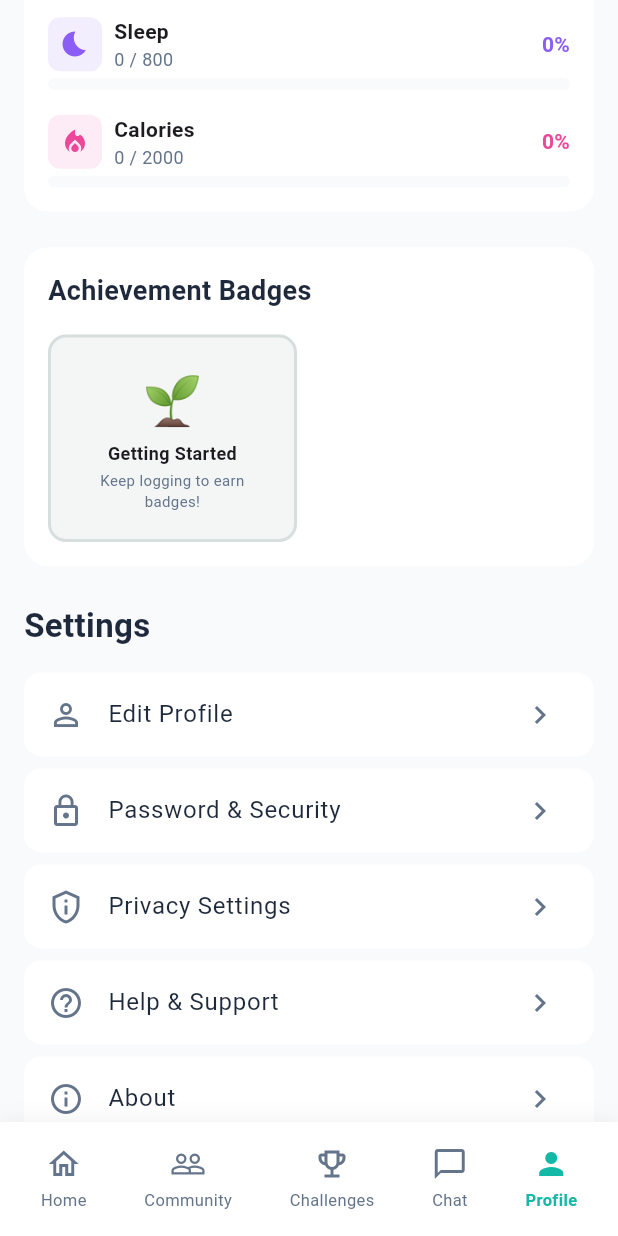
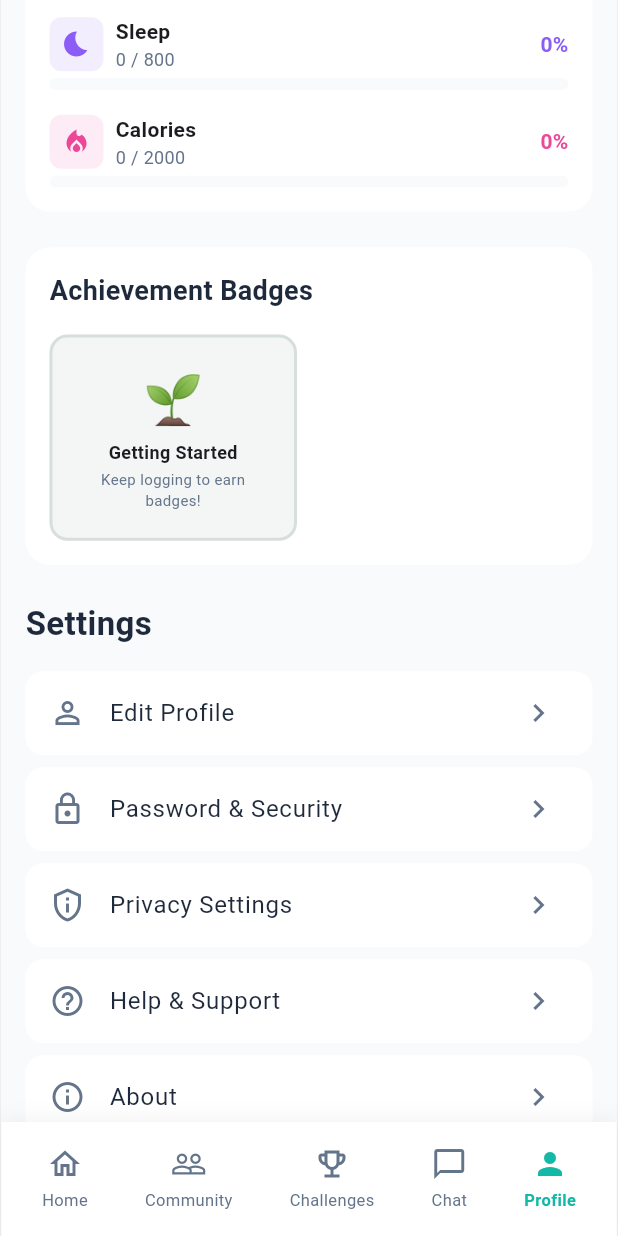
Before and after one commit to pachara-jinnikorn/Health-teen-app, a Flutter app: the screen it shows once a user with an empty profile is signed in, item 5 of the bottom bar chosen, scrolled down 576 dp, on a phone screen of 412 x 824 dp. Run offline on Flutter 3.47's test engine with Material 3 defaults, Android fonts, the phone set to English and light mode, and no system bars; our stand-ins replace cloud_firestore, firebase_auth, firebase_core, fl_chart, qr_flutter, shared_preferences; accounts and stored records are empty; statements that could not run were skipped.

Commit message:
change into mobile viewer

```diff
--- a/lib/main.dart
+++ b/lib/main.dart
@@ -39,6 +39,34 @@ class MyApp extends StatelessWidget {
     return MaterialApp(
       title: 'Health Teen',
       debugShowCheckedModeBanner: false,
+
+      // 👇 1. THIS IS THE NEW PART THAT MAKES IT LOOK LIKE MOBILE
+      builder: (context, child) {
+        return Center(
+          child: ConstrainedBox(
+            constraints: const BoxConstraints(maxWidth: 500), // 📱 Max width 500px
+            child: Container(
+              decoration: BoxDecoration(
+                color: Colors.white, // Ensure background is white
+                boxShadow: [
+                  BoxShadow(
+                    color: Colors.black.withOpacity(0.1),
+                    blurRadius: 20,
+                    spreadRadius: 5,
+                  ),
+                ],
+                border: Border.symmetric(
+                  vertical: BorderSide(color: Colors.grey.shade200, width: 1),
+                ),
+              ),
+              // The 'child' here is your entire app (Screens, Navigator, Dialogs)
+              child: child!,
+            ),
+          ),
+        );
+      },
+      // 👆 END OF NEW PART
+
       home: Consumer<AuthProvider>(
         builder: (context, auth, _) {
           if (auth.isLoading) {
```
